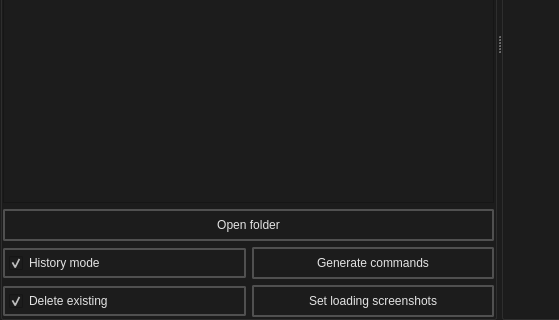
Qt form src/editors/loading_editor/main.ui (dertwist/Hammer5Tools) before a commit; both pictures show x 0 to 559 and y 234 to 554 of the 1025 by 554 pixel window.
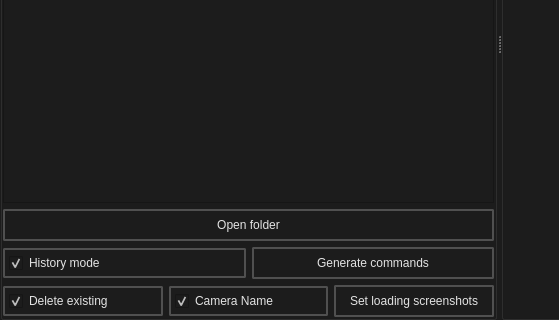
The same form after that commit. Icons and pictures are not drawn.

Commit message: feat: Add camera name labeling option and improve screenshot command generation

```diff
--- a/src/editors/loading_editor/main.ui
+++ b/src/editors/loading_editor/main.ui
@@ -341,6 +341,55 @@
               </property>
              </widget>
             </item>
+            <item>
+             <widget class="QCheckBox" name="camera_name_mode">
+              <property name="toolTip">
+               <string>&lt;html&gt;&lt;head/&gt;&lt;body&gt;&lt;p&gt;Deletes all existing screenshots on the loading screen.&lt;/p&gt;&lt;/body&gt;&lt;/html&gt;</string>
+              </property>
+              <property name="styleSheet">
+               <string notr="true">
+    /* QPushButton default and hover styles */
+    QCheckBox {
+
+        font: 580 10pt &quot;Segoe UI&quot;;
+
+        border: 2px solid black;
+        border-radius: 2px;
+        border-color: rgba(80, 80, 80, 255);
+        height:22px;
+        padding-top: 2px;
+        padding-bottom:2px;
+        padding-left: 4px;
+        padding-right: 4px;
+        color: #E3E3E3;
+        background-color: #1C1C1C;
+    }
+    QCheckBox:hover {
+        background-color: #414956;
+        color: white;
+    }
+    QCheckBox:pressed {
+
+    }</string>
+              </property>
+              <property name="text">
+               <string>Camera Name</string>
+              </property>
+              <property name="icon">
+               <iconset resource="../../resources.qrc">
+                <normaloff>:/icons/colors_24dp_9D9D9D_FILL0_wght400_GRAD0_opsz24.png</normaloff>:/icons/colors_24dp_9D9D9D_FILL0_wght400_GRAD0_opsz24.png</iconset>
+              </property>
+              <property name="iconSize">
+               <size>
+                <width>20</width>
+                <height>20</height>
+               </size>
+              </property>
+              <property name="checked">
+               <bool>true</bool>
+              </property>
+             </widget>
+            </item>
             <item>
              <widget class="QPushButton" name="apply_screenshots_button">
               <property name="minimumSize">
```
The commit also changes 3 other files.
